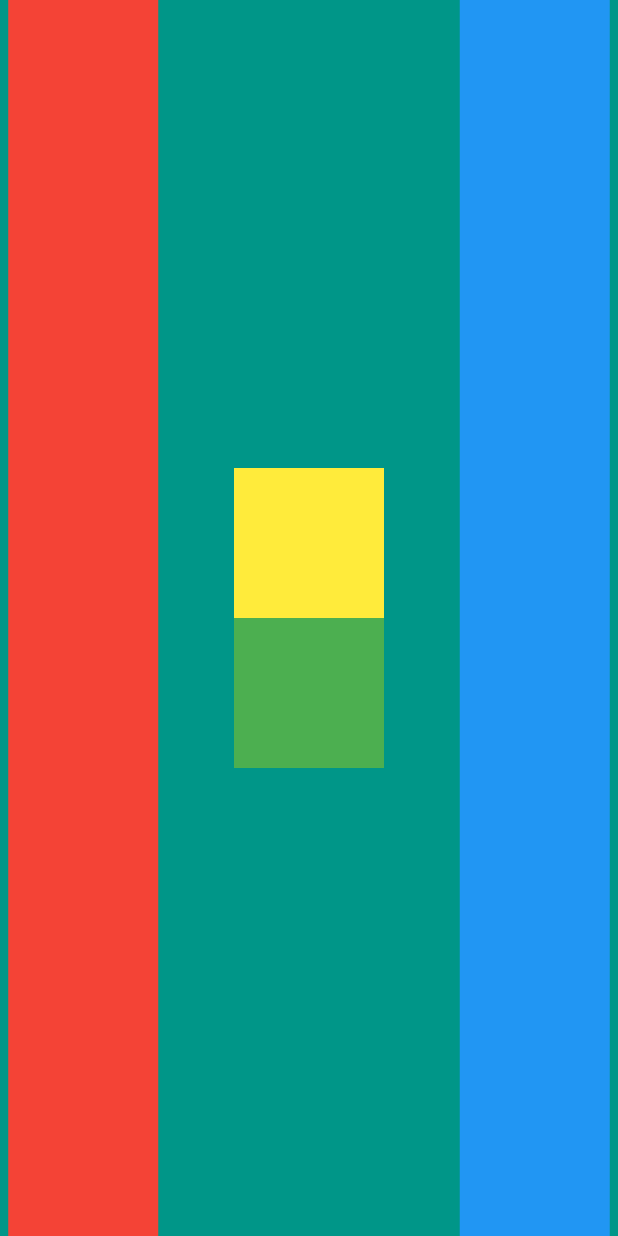
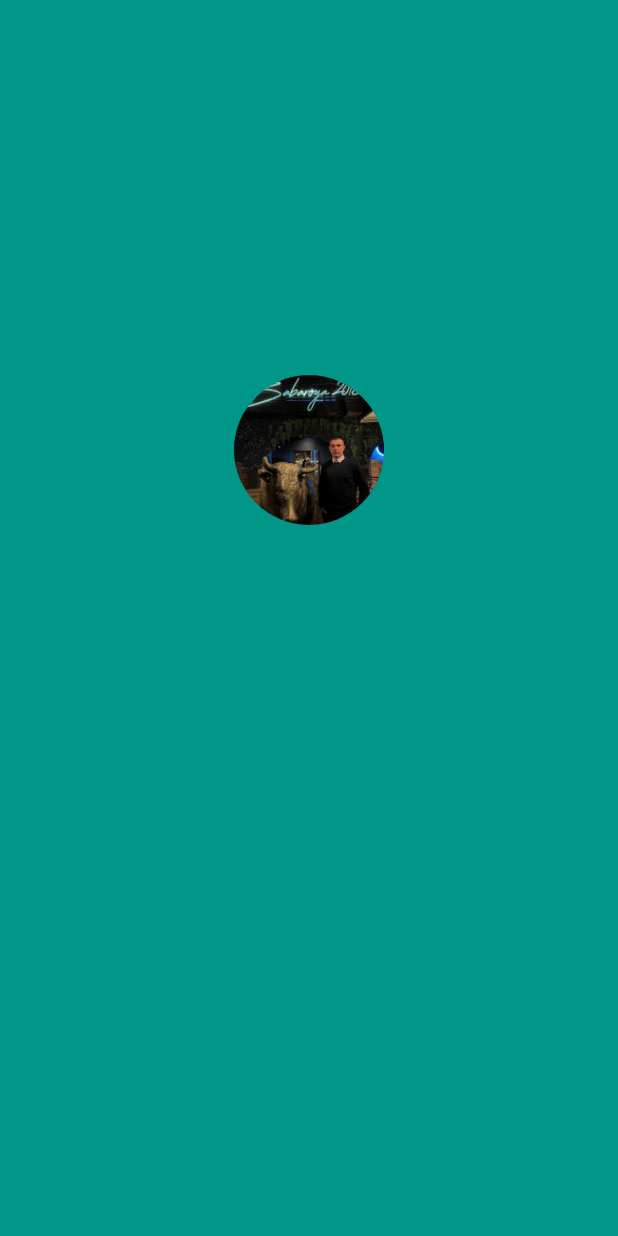
Before and after one commit to rvkic/BusinessCard_Digital, a Flutter app: the screen it shows after launch, on a phone screen of 412 x 824 dp. Run offline on Flutter 3.47's test engine with Material 2 defaults, Android fonts, the phone set to English and light mode, and no system bars.

Commit message:
Center image

```diff
--- a/lib/main.dart
+++ b/lib/main.dart
@@ -14,38 +14,19 @@ class homework extends StatelessWidget {
         backgroundColor: Colors.teal,
         body: SafeArea(
           child: Row(
-            mainAxisAlignment: MainAxisAlignment.spaceEvenly,
-            children: <Widget>[
-              Row(
+            mainAxisAlignment: MainAxisAlignment.center,
+            children: [
+              Column(
+                crossAxisAlignment: CrossAxisAlignment.center,
                 children: <Widget>[
+
                   Container(
-                    margin: EdgeInsets.only(right: 45.0),
-                    width: 100.0,
-                    color: Colors.red,
-                  ),
-                ],
-              ),
-              Column(
-                mainAxisAlignment: MainAxisAlignment.center,
-                children: <Widget>[
-                  Container(
-                    height: 100.0,
-                    width: 100.0,
-                    color: Colors.yellow,
-                  ),
-                  Container(
-                    height: 100.0,
-                    width: 100.0,
-                    color: Colors.green,
-                  ),
-                ],
-              ),
-              Row(
-                children: <Widget>[
-                  Container(
-                    margin: EdgeInsets.only(left: 45.0),
-                    width: 100.0,
-                    color: Colors.blue,
+                    padding: EdgeInsets.only(top: 250.0),
+                    child: CircleAvatar(
+                      backgroundImage:
+                      AssetImage('Images/Avatar.png'),
+                      radius: 50.0,
+                    ),
                   ),
                 ],
               ),
```
Also changed, not shown: pubspec.yaml (+7 -53 lines), Images/Avatar.png (added), 5 other files.
